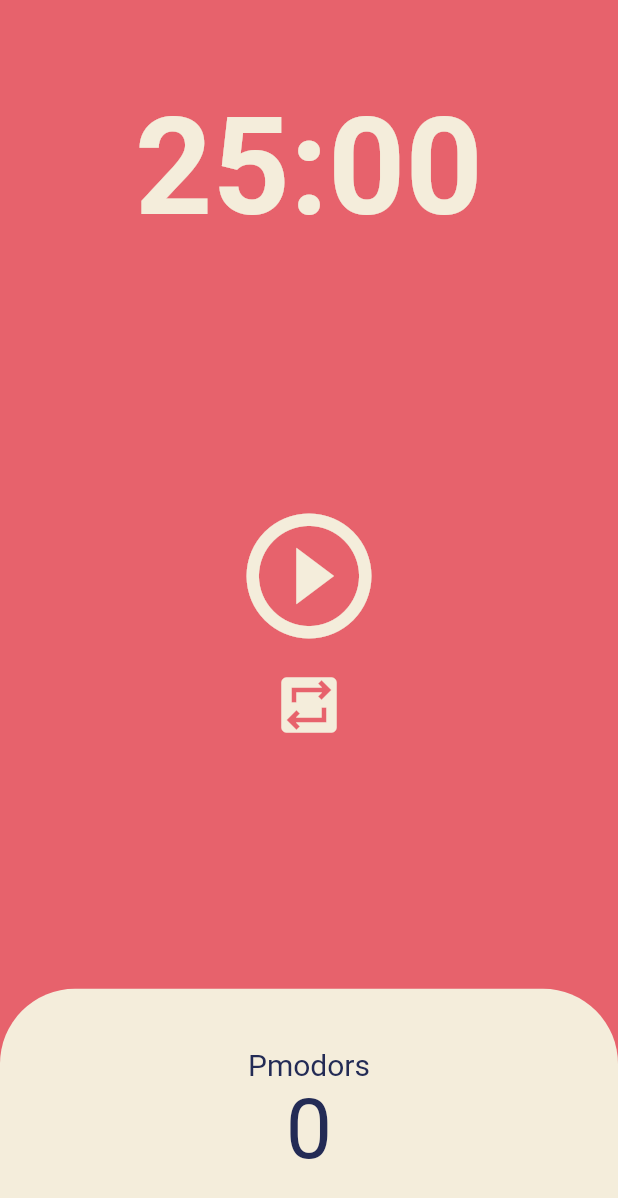
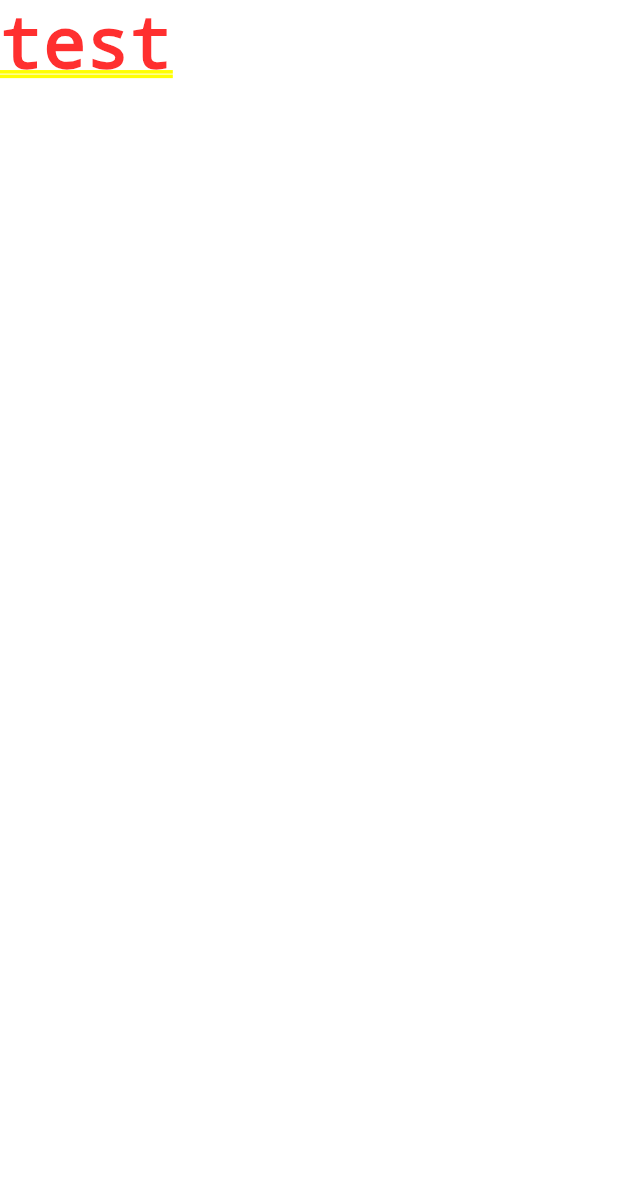
Before and after one commit to MyohanMyolang/LearnFlutter_1, a Flutter app: the screen it shows after launch, on a phone screen of 412 x 824 dp. Shown: the top 1198 px of the screen. Run offline on Flutter 3.47's test engine with Material 2 defaults, Android fonts, the light colour scheme and no system bars.

Commit message:
All remove prev Project Files And Create New File

```diff
--- a/lib/main.dart
+++ b/lib/main.dart
@@ -1,27 +1,16 @@
-import 'package:app1/screens/home_screen.dart';
 import 'package:flutter/material.dart';
 
 void main() {
-  runApp(const Pomodoro());
+  runApp(const Webtoon());
 }
 
-class Pomodoro extends StatelessWidget {
-  const Pomodoro({super.key});
+class Webtoon extends StatelessWidget {
+  const Webtoon({super.key});
 
   @override
   Widget build(BuildContext context) {
-    return MaterialApp(
-      theme: ThemeData(
-        textTheme: const TextTheme(
-          displayLarge: TextStyle(
-            color: Color(0xFF232B55),
-          ),
-        ),
-        cardColor: const Color(0xFFF4EDDB),
-        //backgroundColor를 대신하여 쓴 코드이다.
-        scaffoldBackgroundColor: const Color(0xFFE7626C),
-      ),
-      home: const HomeScreen(),
+    return const MaterialApp(
+      home: Text("test"),
     );
   }
 }
--- a/lib/screens/home_screen.dart
+++ /dev/null
@@ -1,162 +0,0 @@
-import 'dart:async';
-import 'package:flutter/material.dart';
-
-class HomeScreen extends StatefulWidget {
-  const HomeScreen({super.key});
-
-  @override
-  State<HomeScreen> createState() => _HomeScreenState();
-}
-
-class _HomeScreenState extends State<HomeScreen> {
-  static const int DEFAULT_MINUTE = 25;
-  static const int DEFAULT_TOTAL_SECONDS = 60 * DEFAULT_MINUTE;
-
-  bool isRunning = false;
-  int minute = DEFAULT_MINUTE;
-  // Default Minute is 25Minute
-  int totalSeconds = DEFAULT_TOTAL_SECONDS;
-  late Timer timer;
-  int totalPomodoros = 0;
-
-  void onTick(Timer timer) {
-    if (totalSeconds == 1) {
-      timer.cancel();
-      setState(() {
-        isRunning = false;
-        totalSeconds = 60 * minute;
-        totalPomodoros++;
-      });
-
-      return;
-    }
-    setState(() {
-      totalSeconds -= 1;
-    });
-  }
-
-  void onClickPlayBtn() {
-    timer = Timer.periodic(
-      const Duration(seconds: 1),
-      onTick,
-    );
-
-    setState(() {
-      isRunning = true;
-    });
-  }
-
-  void onClickPauseBtn() {
-    timer.cancel();
-    setState(() {
-      totalSeconds = 60 * minute;
-      isRunning = false;
-    });
-  }
-
-  void onClickReset() {
-    setState(() {
-      timer.cancel();
-      totalSeconds = 60 * minute;
-      isRunning = false;
-      totalPomodoros = 0;
-    });
-  }
-
-  String getTimeFormat(int second) {
-    var duration = Duration(seconds: second);
-
-    var result = duration.toString().split('.')[0].split(':');
-
-    return "${result[1]}:${result[2]}";
-  }
-
-  @override
-  Widget build(BuildContext context) {
-    return Scaffold(
-      backgroundColor: Theme.of(context).scaffoldBackgroundColor,
-      body: Column(
-        children: [
-          Flexible(
-            flex: 1,
-            child: Container(
-              alignment: Alignment.bottomCenter,
-              child: Text(
-                getTimeFormat(totalSeconds),
-                style: TextStyle(
-                  color: Theme.of(context).cardColor,
-                  fontSize: 90,
-                  fontWeight: FontWeight.w600,
-                ),
-              ),
-            ),
-          ),
-          Flexible(
-            flex: 3,
-            child: Center(
-              child: Column(
-                mainAxisAlignment: MainAxisAlignment.center,
-                children: [
-                  IconButton(
-                    icon: Icon(isRunning
-                        ? Icons.pause_circle_outline
-                        : Icons.play_circle_outline),
-                    iconSize: 100,
-                    color: Theme.of(context).cardColor,
-                    onPressed: isRunning ? onClickPauseBtn : onClickPlayBtn,
-                  ),
-                  IconButton(
-                    onPressed: onClickReset,
-                    icon: const Icon(Icons.repeat_on_outlined),
-                    iconSize: 40,
-                    color: Theme.of(context).cardColor,
-                  )
-                ],
-              ),
-            ),
-          ),
-          Flexible(
-            flex: 1,
-            child: Row(
-              children: [
-                Expanded(
-                  child: Container(
-                    decoration: BoxDecoration(
-                      color: Theme.of(context).cardColor,
-                      borderRadius: const BorderRadius.only(
-                        topLeft: Radius.circular(50),
-                        topRight: Radius.circular(50),
-                      ),
-                    ),
-                    child: Column(
-                      mainAxisAlignment: MainAxisAlignment.center,
-                      children: [
-                        Text(
-                          'Pmodors',
-                          style: TextStyle(
-                            fontSize: 20,
-                            color:
-                                Theme.of(context).textTheme.displayLarge!.color,
-                          ),
-                        ),
-                        Text(
-                          "$totalPomodoros",
-                          style: TextStyle(
-                              fontSize: 55,
-                              color: Theme.of(context)
-                                  .textTheme
-                                  .displayLarge!
-                                  .color),
-                        ),
-                      ],
-                    ),
-                  ),
-                ),
-              ],
-            ),
-          ),
-        ],
-      ),
-    );
-  }
-}
```
Also changed, not shown: 1 other file.
